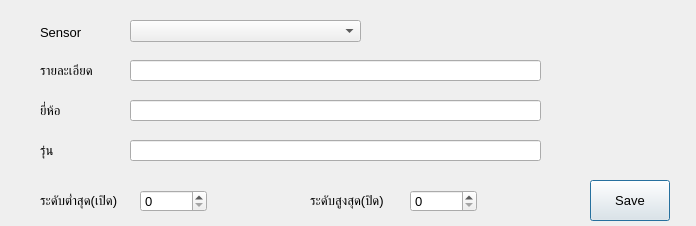
eploentham/TimerWater, file frmsensor1.ui: the form before one commit.
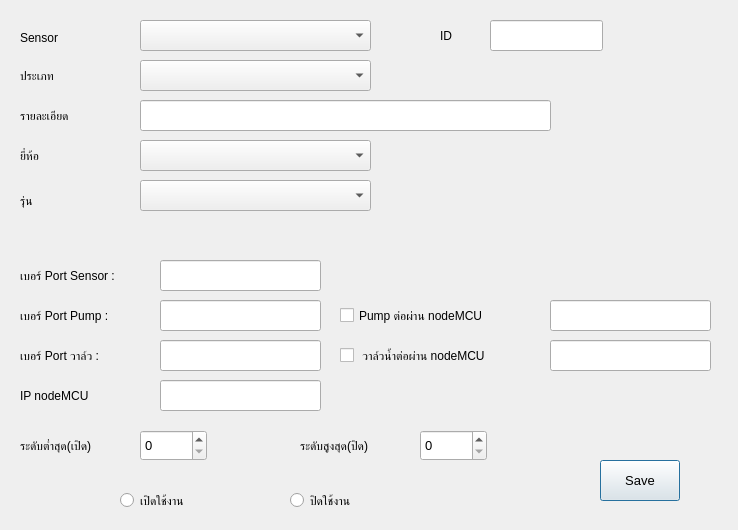
The form after the commit.

```diff
--- a/frmsensor1.ui
+++ b/frmsensor1.ui
@@ -6,8 +6,8 @@
    <rect>
     <x>0</x>
     <y>0</y>
-    <width>696</width>
-    <height>226</height>
+    <width>738</width>
+    <height>530</height>
    </rect>
   </property>
   <property name="windowTitle">
@@ -16,17 +16,12 @@
   <widget class="QLabel" name="label">
    <property name="geometry">
     <rect>
-     <x>40</x>
-     <y>60</y>
-     <width>71</width>
-     <height>21</height>
+     <x>20</x>
+     <y>100</y>
+     <width>81</width>
+     <height>31</height>
     </rect>
    </property>
-   <property name="font">
-    <font>
-     <pointsize>10</pointsize>
-    </font>
-   </property>
    <property name="text">
     <string>รายละเอียด</string>
    </property>
@@ -34,17 +29,12 @@
   <widget class="QLabel" name="label_4">
    <property name="geometry">
     <rect>
-     <x>40</x>
+     <x>20</x>
      <y>22</y>
-     <width>47</width>
-     <height>21</height>
+     <width>61</width>
+     <height>31</height>
     </rect>
    </property>
-   <property name="font">
-    <font>
-     <pointsize>10</pointsize>
-    </font>
-   </property>
    <property name="text">
     <string>Sensor </string>
    </property>
@@ -52,17 +42,12 @@
   <widget class="QLabel" name="label_2">
    <property name="geometry">
     <rect>
-     <x>40</x>
-     <y>190</y>
-     <width>91</width>
-     <height>21</height>
+     <x>20</x>
+     <y>430</y>
+     <width>111</width>
+     <height>31</height>
     </rect>
    </property>
-   <property name="font">
-    <font>
-     <pointsize>10</pointsize>
-    </font>
-   </property>
    <property name="text">
     <string>ระดับต่ำสุด(เปิด)</string>
    </property>
@@ -70,10 +55,10 @@
   <widget class="QDoubleSpinBox" name="doubleSpinBox_2">
    <property name="geometry">
     <rect>
-     <x>410</x>
-     <y>190</y>
+     <x>420</x>
+     <y>430</y>
      <width>67</width>
-     <height>22</height>
+     <height>31</height>
     </rect>
    </property>
    <property name="font">
@@ -92,9 +77,9 @@
    <property name="geometry">
     <rect>
      <x>140</x>
-     <y>190</y>
+     <y>430</y>
      <width>67</width>
-     <height>22</height>
+     <height>31</height>
     </rect>
    </property>
    <property name="font">
@@ -115,17 +100,12 @@
   <widget class="QLabel" name="label_3">
    <property name="geometry">
     <rect>
-     <x>310</x>
-     <y>190</y>
-     <width>91</width>
-     <height>21</height>
+     <x>300</x>
+     <y>430</y>
+     <width>111</width>
+     <height>31</height>
     </rect>
    </property>
-   <property name="font">
-    <font>
-     <pointsize>10</pointsize>
-    </font>
-   </property>
    <property name="text">
     <string>ระดับสูงสุด(ปิด)</string>
    </property>
@@ -133,10 +113,10 @@
   <widget class="QLineEdit" name="txtDesc">
    <property name="geometry">
     <rect>
-     <x>130</x>
-     <y>60</y>
+     <x>140</x>
+     <y>100</y>
      <width>411</width>
-     <height>21</height>
+     <height>31</height>
     </rect>
    </property>
    <property name="font">
@@ -148,18 +128,18 @@
   <widget class="QComboBox" name="cboSensor">
    <property name="geometry">
     <rect>
-     <x>130</x>
+     <x>140</x>
      <y>20</y>
      <width>231</width>
-     <height>22</height>
+     <height>31</height>
     </rect>
    </property>
   </widget>
   <widget class="QPushButton" name="btnSave">
    <property name="geometry">
     <rect>
-     <x>590</x>
-     <y>180</y>
+     <x>600</x>
+     <y>460</y>
      <width>80</width>
      <height>41</height>
     </rect>
@@ -173,72 +153,265 @@
     <string>Save</string>
    </property>
   </widget>
-  <widget class="QLineEdit" name="txtDesc_2">
-   <property name="geometry">
-    <rect>
-     <x>130</x>
-     <y>100</y>
-     <width>411</width>
-     <height>21</height>
-    </rect>
-   </property>
-   <property name="font">
-    <font>
-     <pointsize>10</pointsize>
-    </font>
-   </property>
-  </widget>
   <widget class="QLabel" name="label_5">
    <property name="geometry">
     <rect>
-     <x>40</x>
-     <y>100</y>
+     <x>20</x>
+     <y>140</y>
      <width>71</width>
-     <height>21</height>
+     <height>31</height>
     </rect>
    </property>
-   <property name="font">
-    <font>
-     <pointsize>10</pointsize>
-    </font>
-   </property>
    <property name="text">
     <string>ยี่ห้อ</string>
    </property>
   </widget>
-  <widget class="QLineEdit" name="txtDesc_3">
-   <property name="geometry">
-    <rect>
-     <x>130</x>
-     <y>140</y>
-     <width>411</width>
-     <height>21</height>
-    </rect>
-   </property>
-   <property name="font">
-    <font>
-     <pointsize>10</pointsize>
-    </font>
-   </property>
-  </widget>
   <widget class="QLabel" name="label_6">
    <property name="geometry">
     <rect>
-     <x>40</x>
-     <y>140</y>
+     <x>20</x>
+     <y>190</y>
      <width>71</width>
      <height>21</height>
     </rect>
    </property>
-   <property name="font">
-    <font>
-     <pointsize>10</pointsize>
-    </font>
-   </property>
    <property name="text">
     <string>รุ่น</string>
    </property>
   </widget>
+  <widget class="QComboBox" name="cboTSensor">
+   <property name="geometry">
+    <rect>
+     <x>140</x>
+     <y>60</y>
+     <width>231</width>
+     <height>31</height>
+    </rect>
+   </property>
+  </widget>
+  <widget class="QComboBox" name="cboBrand">
+   <property name="geometry">
+    <rect>
+     <x>140</x>
+     <y>140</y>
+     <width>231</width>
+     <height>31</height>
+    </rect>
+   </property>
+  </widget>
+  <widget class="QComboBox" name="cboModel">
+   <property name="geometry">
+    <rect>
+     <x>140</x>
+     <y>180</y>
+     <width>231</width>
+     <height>31</height>
+    </rect>
+   </property>
+  </widget>
+  <widget class="QLabel" name="label_7">
+   <property name="geometry">
+    <rect>
+     <x>20</x>
+     <y>60</y>
+     <width>67</width>
+     <height>31</height>
+    </rect>
+   </property>
+   <property name="text">
+    <string>ประเภท</string>
+   </property>
+  </widget>
+  <widget class="QLabel" name="label_8">
+   <property name="geometry">
+    <rect>
+     <x>440</x>
+     <y>20</y>
+     <width>31</width>
+     <height>31</height>
+    </rect>
+   </property>
+   <property name="text">
+    <string>ID</string>
+   </property>
+  </widget>
+  <widget class="QLineEdit" name="txtId">
+   <property name="geometry">
+    <rect>
+     <x>490</x>
+     <y>20</y>
+     <width>113</width>
+     <height>31</height>
+    </rect>
+   </property>
+   <property name="readOnly">
+    <bool>true</bool>
+   </property>
+  </widget>
+  <widget class="QRadioButton" name="chkactive">
+   <property name="geometry">
+    <rect>
+     <x>120</x>
+     <y>490</y>
+     <width>121</width>
+     <height>21</height>
+    </rect>
+   </property>
+   <property name="text">
+    <string>เปิดใช้งาน</string>
+   </property>
+  </widget>
+  <widget class="QRadioButton" name="chkUnActive">
+   <property name="geometry">
+    <rect>
+     <x>290</x>
+     <y>490</y>
+     <width>121</width>
+     <height>21</height>
+    </rect>
+   </property>
+   <property name="text">
+    <string>ปิดใช้งาน</string>
+   </property>
+  </widget>
+  <widget class="QLabel" name="label_9">
+   <property name="geometry">
+    <rect>
+     <x>20</x>
+     <y>300</y>
+     <width>111</width>
+     <height>31</height>
+    </rect>
+   </property>
+   <property name="text">
+    <string>เบอร์ Port Pump :</string>
+   </property>
+  </widget>
+  <widget class="QLabel" name="label_10">
+   <property name="geometry">
+    <rect>
+     <x>20</x>
+     <y>260</y>
+     <width>121</width>
+     <height>31</height>
+    </rect>
+   </property>
+   <property name="text">
+    <string>เบอร์ Port Sensor :</string>
+   </property>
+  </widget>
+  <widget class="QLabel" name="label_11">
+   <property name="geometry">
+    <rect>
+     <x>20</x>
+     <y>340</y>
+     <width>121</width>
+     <height>31</height>
+    </rect>
+   </property>
+   <property name="text">
+    <string>เบอร์ Port วาล์ว :</string>
+   </property>
+  </widget>
+  <widget class="QLineEdit" name="txtPortSensor">
+   <property name="geometry">
+    <rect>
+     <x>160</x>
+     <y>260</y>
+     <width>161</width>
+     <height>31</height>
+    </rect>
+   </property>
+  </widget>
+  <widget class="QLineEdit" name="txtPortPump">
+   <property name="geometry">
+    <rect>
+     <x>160</x>
+     <y>300</y>
+     <width>161</width>
+     <height>31</height>
+    </rect>
+   </property>
+  </widget>
+  <widget class="QLineEdit" name="txtPort">
+   <property name="geometry">
+    <rect>
+     <x>160</x>
+     <y>340</y>
+     <width>161</width>
+     <height>31</height>
+    </rect>
+   </property>
+  </widget>
+  <widget class="QLineEdit" name="txtIPnodeMCU">
+   <property name="geometry">
+    <rect>
+     <x>160</x>
+     <y>380</y>
+     <width>161</width>
+     <height>31</height>
+    </rect>
+   </property>
+  </widget>
+  <widget class="QLabel" name="label_12">
+   <property name="geometry">
+    <rect>
+     <x>20</x>
+     <y>380</y>
+     <width>121</width>
+     <height>31</height>
+    </rect>
+   </property>
+   <property name="text">
+    <string>IP nodeMCU</string>
+   </property>
+  </widget>
+  <widget class="QCheckBox" name="chkStatusPumpnodeMCU">
+   <property name="geometry">
+    <rect>
+     <x>340</x>
+     <y>300</y>
+     <width>191</width>
+     <height>31</height>
+    </rect>
+   </property>
+   <property name="text">
+    <string>Pump ต่อผ่าน nodeMCU</string>
+   </property>
+  </widget>
+  <widget class="QCheckBox" name="chkStatusFaucetnodeMCU">
+   <property name="geometry">
+    <rect>
+     <x>340</x>
+     <y>340</y>
+     <width>221</width>
+     <height>31</height>
+    </rect>
+   </property>
+   <property name="text">
+    <string> วาล์วน้ำต่อผ่าน nodeMCU</string>
+   </property>
+  </widget>
+  <widget class="QLineEdit" name="txtIPPumpnodeMCU">
+   <property name="geometry">
+    <rect>
+     <x>550</x>
+     <y>300</y>
+     <width>161</width>
+     <height>31</height>
+    </rect>
+   </property>
+  </widget>
+  <widget class="QLineEdit" name="txtIPFaucetnodeMCU">
+   <property name="geometry">
+    <rect>
+     <x>550</x>
+     <y>340</y>
+     <width>161</width>
+     <height>31</height>
+    </rect>
+   </property>
+  </widget>
  </widget>
  <resources/>
  <connections/>
```
Left out of the diff: 4 changed lines with no effect on the pictures.
